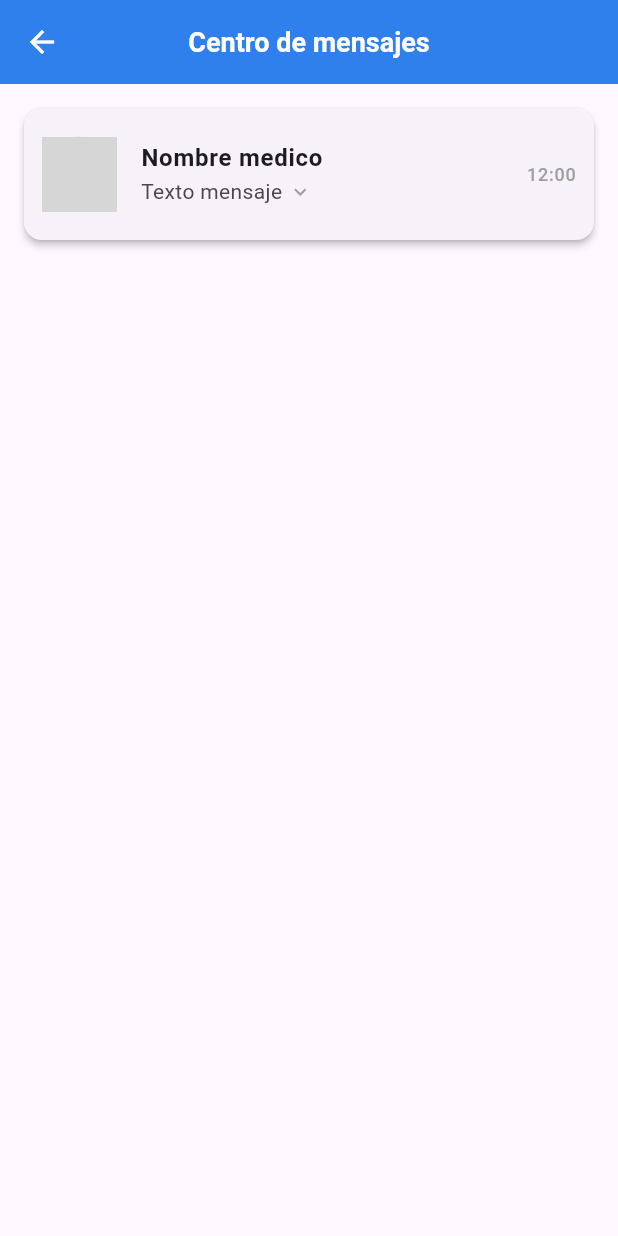
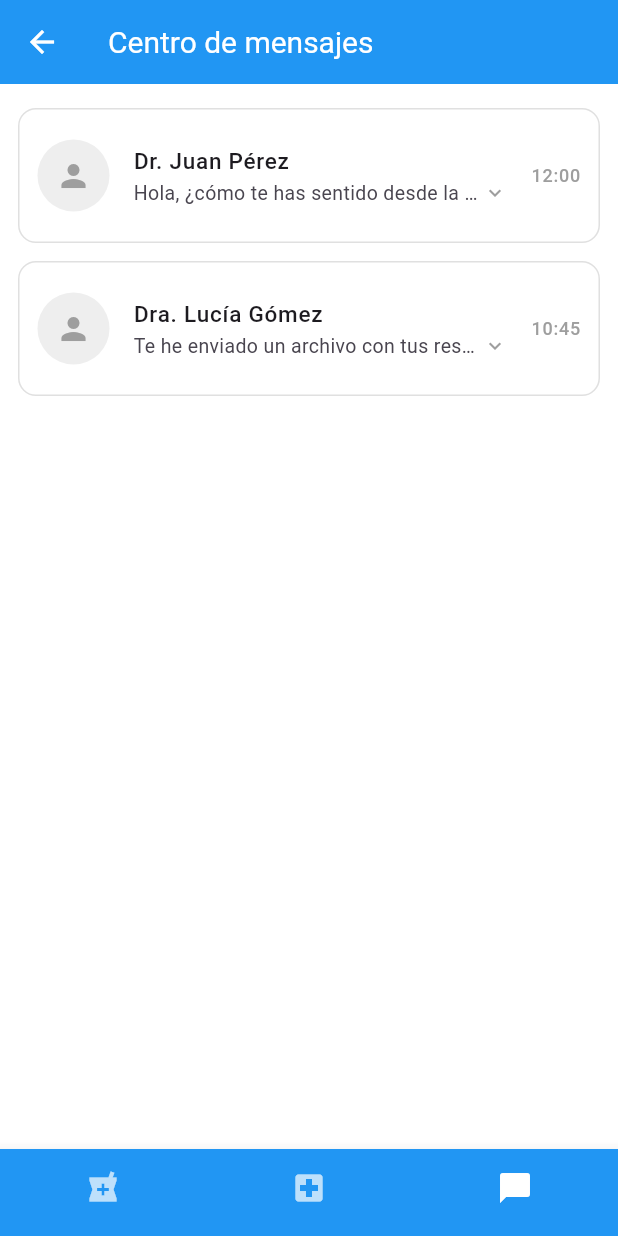
Before and after one commit to HunterRez23/Pharma, a Flutter app: the ChatSeguimiento screen opened directly, on a phone screen of 412 x 824 dp. Run offline on Flutter 3.47's test engine with Material 3 defaults, Android fonts, the light colour scheme and no system bars; our stand-ins replace cloud_firestore, diacritic, firebase_auth, firebase_core, google_sign_in; accounts and stored records are empty; grey boxes are pictures that could not be loaded.

Commit message:
Códigos combinados

```diff
--- a/pharmacare/lib/Screens/chatSeguimiento.dart
+++ b/pharmacare/lib/Screens/chatSeguimiento.dart
@@ -1,5 +1,6 @@
 import 'package:flutter/material.dart';
 import 'chatMedico.dart';
+import '../widgets/common_widgets.dart'; // Asegúrate de que esta ruta sea correcta
 
 class ChatSeguimiento extends StatelessWidget {
   const ChatSeguimiento({super.key});
@@ -7,70 +8,77 @@ class ChatSeguimiento extends StatelessWidget {
   @override
   Widget build(BuildContext context) {
     return Scaffold(
-      appBar: AppBar(
-        backgroundColor: const Color(0xFF2F80ED),
-        elevation: 0,
-        leading: IconButton(
-          icon: const Icon(Icons.arrow_back, color: Colors.white),
-          onPressed: () => Navigator.pop(context),
+      backgroundColor: Colors.white,
+
+      appBar: CustomAppBar(
+        showSearch: false,
+        title: 'Centro de mensajes',
+        onLeadingPressed: () => Navigator.pop(context),
       ),
-        title: const Text(
-          'Centro de mensajes',
-          style: TextStyle(
-            color: Colors.white,
-            fontSize: 18,
-            fontWeight: FontWeight.bold,
+
+      bottomNavigationBar: CustomBottomNavBar(
+        currentIndex: 2,
+        onTap: (index) {
+          // Aquí puedes agregar la lógica de navegación real
+        },
       ),
-        ),
-        centerTitle: true,
-      ),
+
       body: ListView(
-        padding: const EdgeInsets.all(16),
+        padding: const EdgeInsets.symmetric(horizontal: 12, vertical: 16),
         children: [
           _buildMensajeCard(
             context,
-            nombre: 'Nombre medico',
-            mensaje: 'Texto mensaje',
+            nombre: 'Dr. Juan Pérez',
+            mensaje: 'Hola, ¿cómo te has sentido desde la última consulta?',
             hora: '12:00',
-            imagenUrl:
-                'https://via.placeholder.com/150', // Puedes reemplazar esto
           ),
-          // Puedes duplicar esto para más mensajes
+          _buildMensajeCard(
+            context,
+            nombre: 'Dra. Lucía Gómez',
+            mensaje: 'Te he enviado un archivo con tus resultados.',
+            hora: '10:45',
+          ),
         ],
       ),
     );
   }
 
-  Widget _buildMensajeCard(BuildContext context,
-      {required String nombre,
+  Widget _buildMensajeCard(
+    BuildContext context, {
+    required String nombre,
     required String mensaje,
     required String hora,
-      required String imagenUrl}) {
-    return Card(
-      shape: RoundedRectangleBorder(borderRadius: BorderRadius.circular(12)),
-      elevation: 2,
+  }) {
+    return Container(
+      decoration: BoxDecoration(
+        color: Colors.white,
+        borderRadius: BorderRadius.circular(12),
+        border: Border.all(color: Colors.grey.shade300),
+      ),
       margin: const EdgeInsets.only(bottom: 12),
       child: ListTile(
-        contentPadding:
-            const EdgeInsets.symmetric(horizontal: 12, vertical: 8),
+        contentPadding: const EdgeInsets.symmetric(horizontal: 12, vertical: 8),
         leading: CircleAvatar(
-          backgroundImage: NetworkImage(imagenUrl),
-          radius: 25,
+          backgroundColor: Colors.grey.shade200,
+          radius: 24,
+          child: const Icon(Icons.person, color: Colors.grey),
         ),
         title: Text(
           nombre,
           style: const TextStyle(
-            fontWeight: FontWeight.bold,
-            fontSize: 16,
+            fontWeight: FontWeight.w500,
+            fontSize: 15,
           ),
         ),
         subtitle: Row(
           children: [
-            Text(
+            Expanded(
+              child: Text(
                 mensaje,
-              style: const TextStyle(fontSize: 14),
+                style: const TextStyle(fontSize: 13),
+                overflow: TextOverflow.ellipsis,
               ),
-            const SizedBox(width: 4),
+            ),
             const Icon(Icons.expand_more, size: 16, color: Colors.grey),
           ],
         ),
@@ -87,12 +95,11 @@ class ChatSeguimiento extends StatelessWidget {
             MaterialPageRoute(
               builder: (_) => ChatMedico(
                 nombre: nombre,
-        imagenUrl: imagenUrl,
+                imagenUrl: '', // Puedes cargar una imagen real si la tienes
               ),
             ),
           );
         },
-
       ),
     );
   }
--- a/pharmacare/lib/Screens/detallesMedico.dart
+++ b/pharmacare/lib/Screens/detallesMedico.dart
@@ -32,7 +32,7 @@ class DetallesMedico extends StatelessWidget {
         borderRadius: BorderRadius.vertical(top: Radius.circular(24)),
       ),
       builder: (context) {
-        return const FormularioAgendarCita(); // Usa el widget externo
+       return FormularioAgendarCita(nombreDoctor: doctor.name); // ← Necesario para guardar bien la cita
       },
     );
   }
```
Also changed, not shown: pharmacare/lib/Screens/PantallaPrincipal.dart (+21 -22 lines), pharmacare/lib/Screens/chatMedico.dart (+173 -85 lines), pharmacare/lib/Screens/citasUsuarios.dart (added, +177 -0 lines), pharmacare/lib/Widgets/formularioCita.dart (+57 -15 lines), 12 other files. Lines whose indentation alone changed are shown as unchanged.
